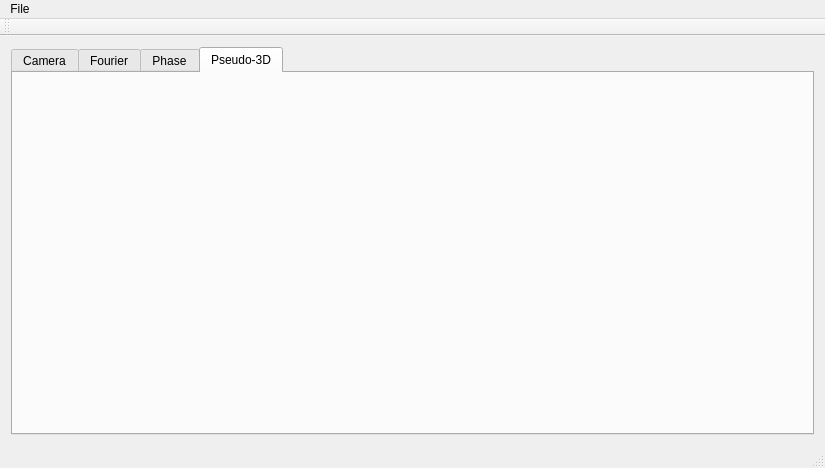
Before: the Qt Designer form mainwindow.ui in stelzch/holmos-gui-qt, drawn with Qt 5.
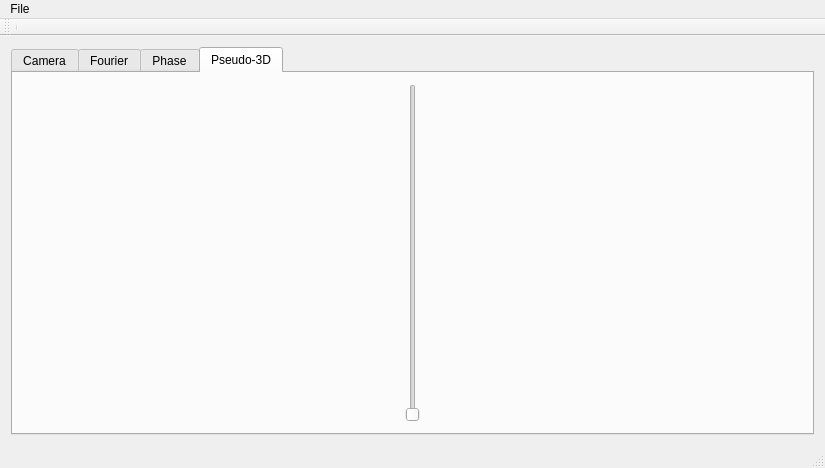
After: the same form once the commit is applied.

Commit message: ComputationThread start/stop button scale slider for pseudo-3D-view

The edit to the form file:
```diff
--- a/mainwindow.ui
+++ b/mainwindow.ui
@@ -212,7 +212,21 @@
        </attribute>
        <layout class="QHBoxLayout" name="horizontalLayout_6">
         <item>
-         <layout class="QVBoxLayout" name="verticalLayout_4"/>
+         <layout class="QHBoxLayout" name="horizontalLayout_8">
+          <item>
+           <layout class="QVBoxLayout" name="verticalLayout_4"/>
+          </item>
+         </layout>
+        </item>
+        <item>
+         <widget class="QSlider" name="heightScale">
+          <property name="maximum">
+           <number>1024</number>
+          </property>
+          <property name="orientation">
+           <enum>Qt::Vertical</enum>
+          </property>
+         </widget>
         </item>
        </layout>
       </widget>
@@ -242,8 +256,9 @@
     <enum>TopToolBarArea</enum>
    </attribute>
    <attribute name="toolBarBreak">
-    <bool>false</bool>
+    <bool>true</bool>
    </attribute>
+   <addaction name="separator"/>
   </widget>
   <widget class="QStatusBar" name="statusBar"/>
   <action name="actionSettings">
```
Left out of the diff: 11 changed lines with no effect on the pictures. The commit also changes 11 other files.
